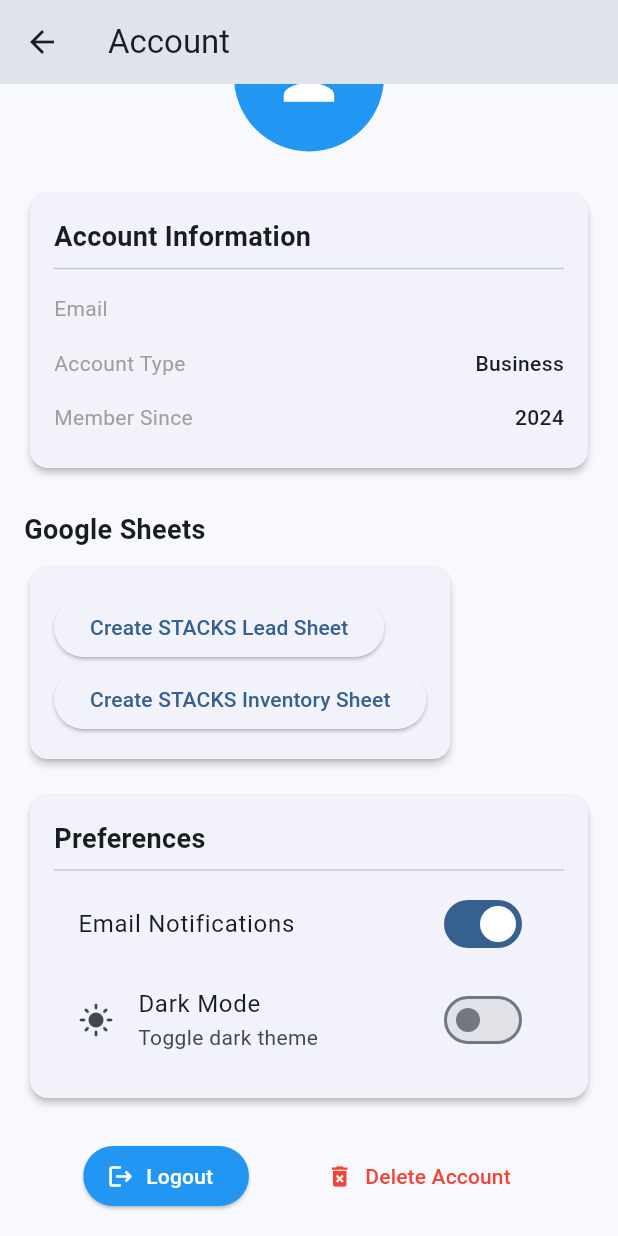
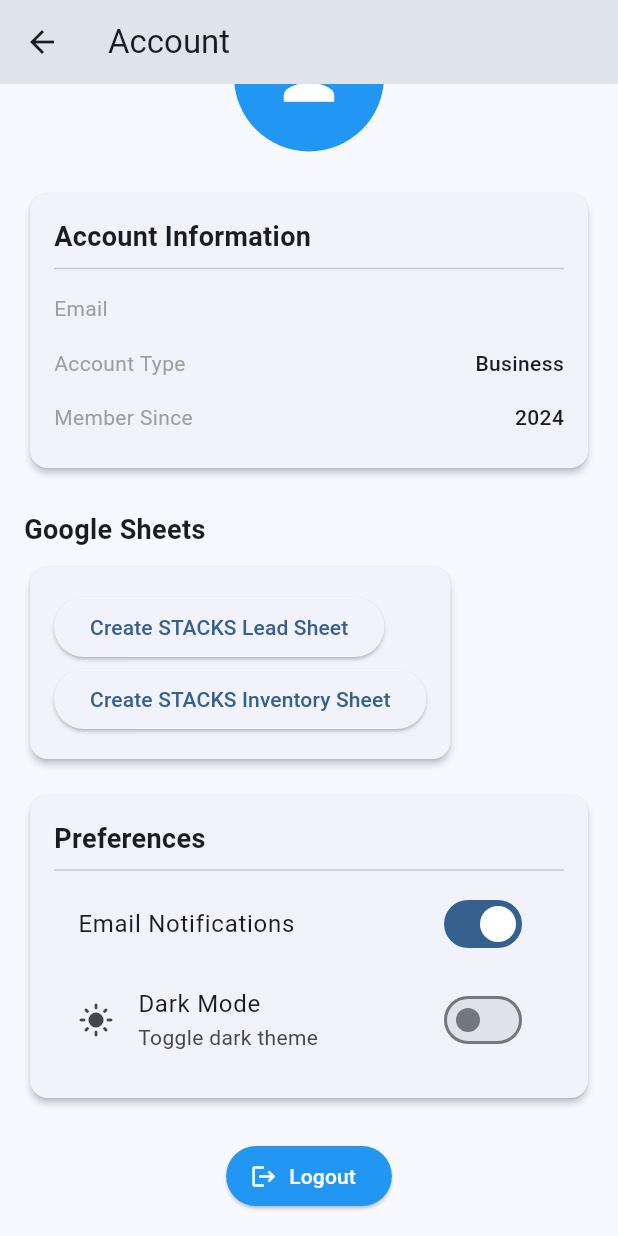
Before and after one commit to JJBrownHere/StackFlutter1, a Flutter app: the AccountScreen screen opened by its route, scrolled down 71 dp, on a phone screen of 412 x 824 dp. Run offline on Flutter 3.47's test engine with Material 3 defaults, Android fonts, the phone set to English and light mode, and no system bars; our stand-ins replace flutter_svg, google_sign_in, image_picker, permission_handler, sign_in_with_apple, supabase_flutter and 1 more; missing offline and left inert: dart:html; accounts and stored records are empty.

Commit message:
Update main branch with latest project changes

```diff
--- a/FProjects/StackFlutter1/lib/screens/account_screen.dart
+++ b/FProjects/StackFlutter1/lib/screens/account_screen.dart
@@ -188,7 +188,7 @@ class _AccountScreenState extends State<AccountScreen> {
                   onPressed: () async {
                     await Supabase.instance.client.auth.signOut();
                     if (mounted) {
-                      html.window.location.reload();
+                      Navigator.of(context).pushNamedAndRemoveUntil('/', (route) => false);
                     }
                   },
                   icon: const Icon(Icons.logout),
@@ -196,16 +196,6 @@ class _AccountScreenState extends State<AccountScreen> {
                   style: ElevatedButton.styleFrom(
                     backgroundColor: Colors.blue,
                     foregroundColor: Colors.white,
-                  ),
-                ),
-                TextButton.icon(
-                  onPressed: () {
-                    // TODO: Implement account deletion
-                  },
-                  icon: const Icon(Icons.delete_forever),
-                  label: const Text('Delete Account'),
-                  style: TextButton.styleFrom(
-                    foregroundColor: Colors.red,
                   ),
                 ),
               ],
```
Also changed, not shown: 5 other files.
